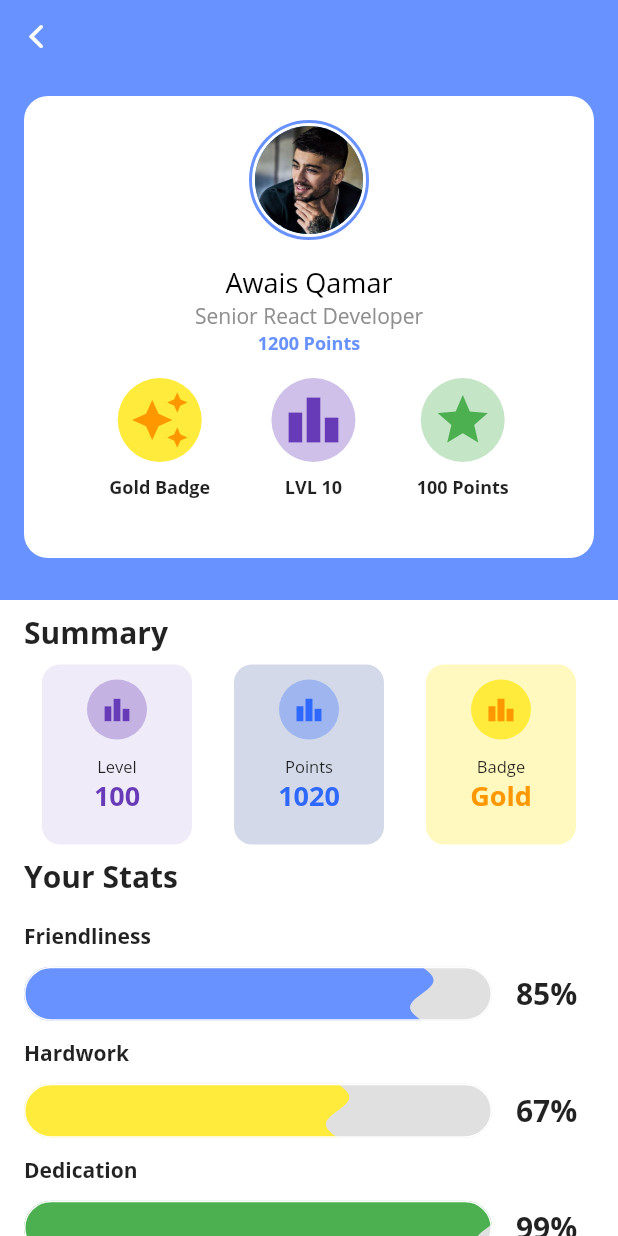
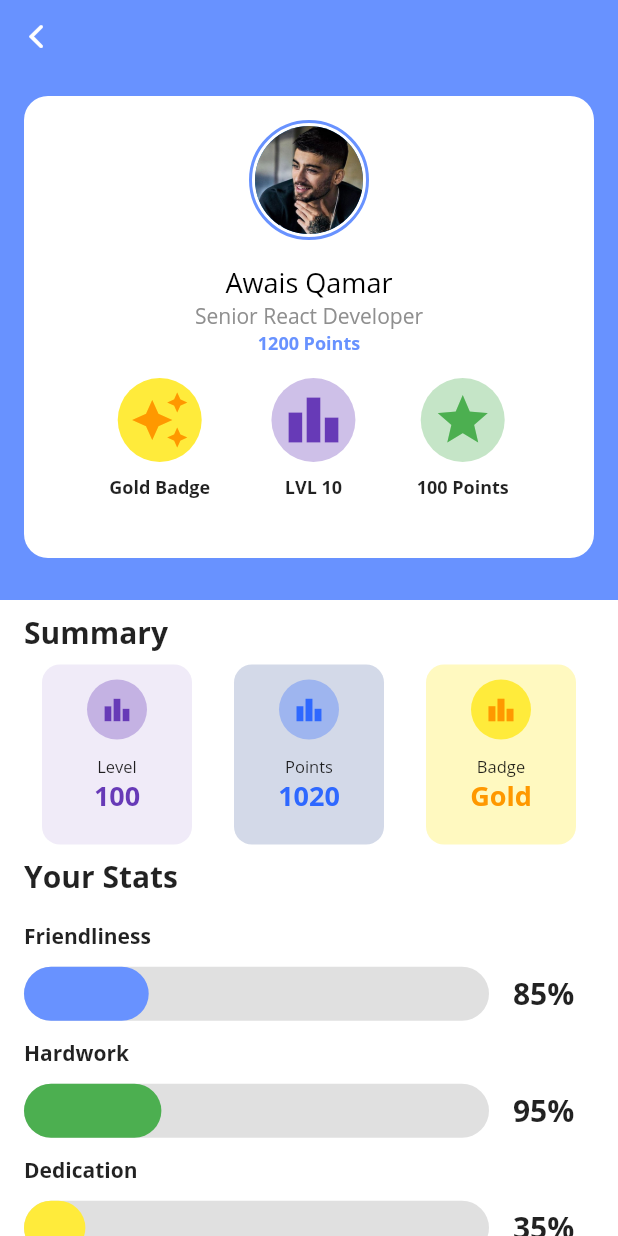
Before and after one commit to Aliasad9/AppCon_Invicta, a Flutter app: the ProfileScreen screen opened directly, on a phone screen of 412 x 824 dp. Run offline on Flutter 3.47's test engine with Material 2 defaults, Android fonts, the phone set to English and light mode, and no system bars; drawn by our look-alikes of liquid_progress_indicator; our stand-ins replace flutter_svg.

Commit message:
removed liquid progress indicator

```diff
--- a/lib/profile_screen.dart
+++ b/lib/profile_screen.dart
@@ -1,11 +1,30 @@
 import 'package:Invicta/widgets/profile_image.dart';
 import 'package:flutter/cupertino.dart';
 import 'package:flutter/material.dart';
-import 'package:liquid_progress_indicator/liquid_progress_indicator.dart';
 
-class ProfileScreen extends StatelessWidget {
+class ProfileScreen extends StatefulWidget {
+  @override
+  _ProfileScreenState createState() => _ProfileScreenState();
+}
+
+class _ProfileScreenState extends State<ProfileScreen> {
+  var initialFriendlinessWidth = 0.05;
+  var initialTeamworkWidth = 0.05;
+  var initialDedicationWidth = 0.05;
+  var initialHardworkWidth = 0.05;
+  var initialProductivityWidth = 0.05;
+
+  @override
+  void initState() {
+    super.initState();
+    //Method Called on build complete
+    WidgetsBinding.instance
+        .addPostFrameCallback((timeStamp) => updateWidth(context));
+  }
+
   @override
   Widget build(BuildContext context) {
+    var screenWidth = MediaQuery.of(context).size.width;
     return SafeArea(
       child: Scaffold(
         body: SingleChildScrollView(
@@ -309,14 +328,16 @@ class ProfileScreen extends StatelessWidget {
                           ],
                         ),
                         getLabelName('Your Stats'),
-                        getStatsProgressBar('Friendliness', 0.85,
+                        getProgressBar('Friendliness', initialFriendlinessWidth,
                             Theme.of(context).primaryColor, context),
-                        getStatsProgressBar(
-                            'Hardwork', 0.67, Colors.yellow, context),
-                        getStatsProgressBar(
-                            'Dedication', 0.99, Colors.green, context),
-                        getStatsProgressBar('Team Work', 0.53,
+                        getProgressBar('Hardwork', initialHardworkWidth,
+                            Colors.green, context),
+                        getProgressBar('Dedication', initialDedicationWidth,
+                            Colors.yellow, context),
+                        getProgressBar('Team Work', initialTeamworkWidth,
                             Colors.deepPurpleAccent, context),
+                        getProgressBar('Productivity', initialProductivityWidth,
+                            Colors.red, context),
                         SizedBox(
                           height: 50,
                         )
@@ -332,7 +353,7 @@ class ProfileScreen extends StatelessWidget {
     );
   }
 
-  Widget getStatsProgressBar(labelName, value, color, context) {
+  Widget getProgressBar(labelName, value, color, context) {
     return Column(
       crossAxisAlignment: CrossAxisAlignment.start,
       children: [
@@ -341,23 +362,32 @@ class ProfileScreen extends StatelessWidget {
           padding: const EdgeInsets.symmetric(horizontal: 16.0),
           child: Row(
             children: [
-              SizedBox(
-                height: 36,
-                width: MediaQuery.of(context).size.width - 100,
-                child: LiquidLinearProgressIndicator(
-                  value: value,
-                  valueColor: AlwaysStoppedAnimation(color),
-                  backgroundColor: Colors.grey.withOpacity(0.32),
-                  borderColor: Colors.white,
-                  borderWidth: 1,
-                  borderRadius: 20,
-                  direction: Axis.horizontal,
-                ),
+              Stack(
+                children: [
+                  Container(
+                    width: MediaQuery.of(context).size.width - 102,
+                    height: 36,
+                    decoration: BoxDecoration(
+                      color: Colors.grey.withOpacity(0.32),
+                      borderRadius: BorderRadius.circular(20),
+                    ),
+                  ),
+                  AnimatedContainer(
+                    height: 36,
+                    width: (MediaQuery.of(context).size.width - 100) * value,
+                    duration: Duration(seconds: 5),
+                    curve: Curves.easeInOut,
+                    decoration: BoxDecoration(
+                      color: color,
+                      borderRadius: BorderRadius.circular(20),
+                    ),
+                  ),
+                ],
               ),
-              getLabelName('${(value * 100).round()}%')
+              getLabelName('${(value * 100).round()}%'),
             ],
           ),
-        )
+        ),
       ],
     );
   }
@@ -389,4 +419,14 @@ class ProfileScreen extends StatelessWidget {
       ),
     );
   }
+
+  updateWidth(BuildContext context) {
+    setState(() {
+      initialFriendlinessWidth = 0.85;
+      initialTeamworkWidth = 0.65;
+      initialDedicationWidth = 0.35;
+      initialHardworkWidth = 0.95;
+      initialProductivityWidth = 0.15;
+    });
+  }
 }
--- a/pubspec.yaml
+++ b/pubspec.yaml
@@ -22,7 +22,6 @@ environment:
 
 dependencies:
   flutter_svg: ^0.19.0
-  liquid_progress_indicator: ^0.3.2
   flutter:
     sdk: flutter
 
```
Also changed, not shown: pubspec.lock.
